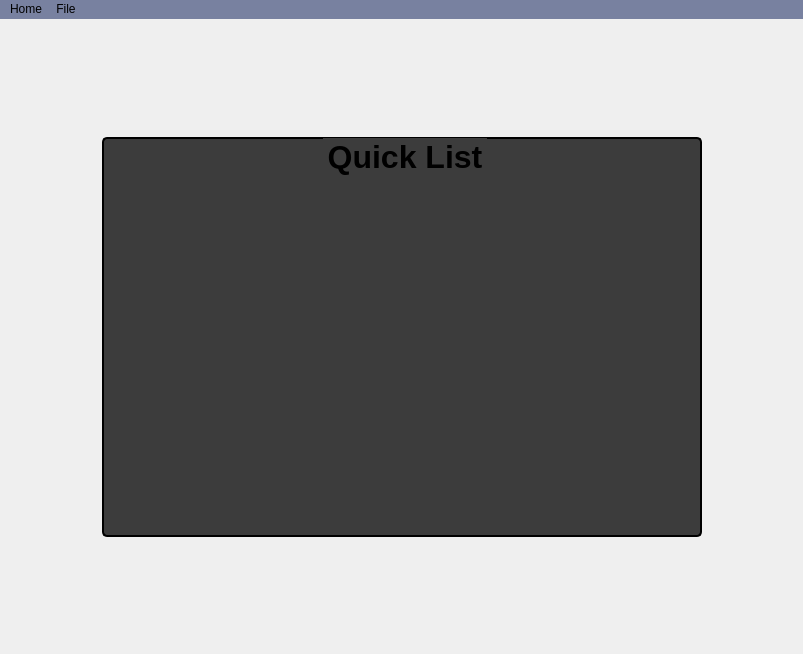
Before: the Qt Designer form UIFiles/mainWindow.ui in IvanW5X/audio-prod, drawn with Qt 5.
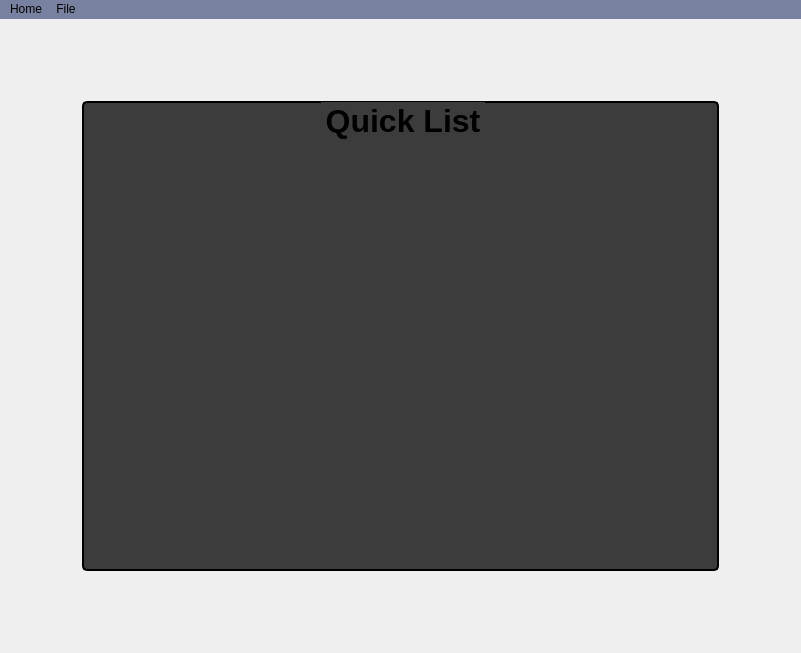
After: the same form once the commit is applied. Icons and pictures are not drawn.

```diff
--- a/UIFiles/mainWindow.ui
+++ b/UIFiles/mainWindow.ui
@@ -6,8 +6,8 @@
    <rect>
     <x>0</x>
     <y>0</y>
-    <width>803</width>
-    <height>654</height>
+    <width>801</width>
+    <height>653</height>
    </rect>
   </property>
   <property name="windowTitle">
@@ -35,10 +35,22 @@
     </property>
     <item>
      <widget class="QStackedWidget" name="stackedWidget">
+      <property name="sizePolicy">
+       <sizepolicy hsizetype="Expanding" vsizetype="Expanding">
+        <horstretch>0</horstretch>
+        <verstretch>0</verstretch>
+       </sizepolicy>
+      </property>
       <property name="currentIndex">
        <number>0</number>
       </property>
       <widget class="QWidget" name="homePage">
+       <property name="sizePolicy">
+        <sizepolicy hsizetype="Expanding" vsizetype="Expanding">
+         <horstretch>0</horstretch>
+         <verstretch>0</verstretch>
+        </sizepolicy>
+       </property>
        <property name="styleSheet">
         <string notr="true">#homePage {	
 	border-image: url(:/images/background.jpg) 0 0 0 0 stretch stretch;
@@ -65,10 +77,13 @@
           <property name="orientation">
            <enum>Qt::Orientation::Horizontal</enum>
           </property>
+          <property name="sizeType">
+           <enum>QSizePolicy::Policy::Maximum</enum>
+          </property>
           <property name="sizeHint" stdset="0">
            <size>
-            <width>40</width>
-            <height>20</height>
+            <width>80</width>
+            <height>80</height>
            </size>
           </property>
          </spacer>
@@ -78,10 +93,13 @@
           <property name="orientation">
            <enum>Qt::Orientation::Vertical</enum>
           </property>
+          <property name="sizeType">
+           <enum>QSizePolicy::Policy::Maximum</enum>
+          </property>
           <property name="sizeHint" stdset="0">
            <size>
-            <width>20</width>
-            <height>40</height>
+            <width>80</width>
+            <height>80</height>
            </size>
           </property>
          </spacer>
@@ -100,6 +118,12 @@
             <height>400</height>
            </size>
           </property>
+          <property name="maximumSize">
+           <size>
+            <width>800</width>
+            <height>600</height>
+           </size>
+          </property>
           <property name="font">
            <font>
             <pointsize>24</pointsize>
@@ -140,10 +164,13 @@
           <property name="orientation">
            <enum>Qt::Orientation::Horizontal</enum>
           </property>
+          <property name="sizeType">
+           <enum>QSizePolicy::Policy::Maximum</enum>
+          </property>
           <property name="sizeHint" stdset="0">
            <size>
-            <width>40</width>
-            <height>20</height>
+            <width>80</width>
+            <height>80</height>
            </size>
           </property>
          </spacer>
@@ -153,10 +180,13 @@
           <property name="orientation">
            <enum>Qt::Orientation::Vertical</enum>
           </property>
+          <property name="sizeType">
+           <enum>QSizePolicy::Policy::Maximum</enum>
+          </property>
           <property name="sizeHint" stdset="0">
            <size>
-            <width>20</width>
-            <height>40</height>
+            <width>80</width>
+            <height>80</height>
            </size>
           </property>
          </spacer>
@@ -173,7 +203,7 @@
     <rect>
      <x>0</x>
      <y>0</y>
-     <width>803</width>
+     <width>801</width>
      <height>33</height>
     </rect>
    </property>
```
Left out of the diff: 9 changed lines with no effect on the pictures.
